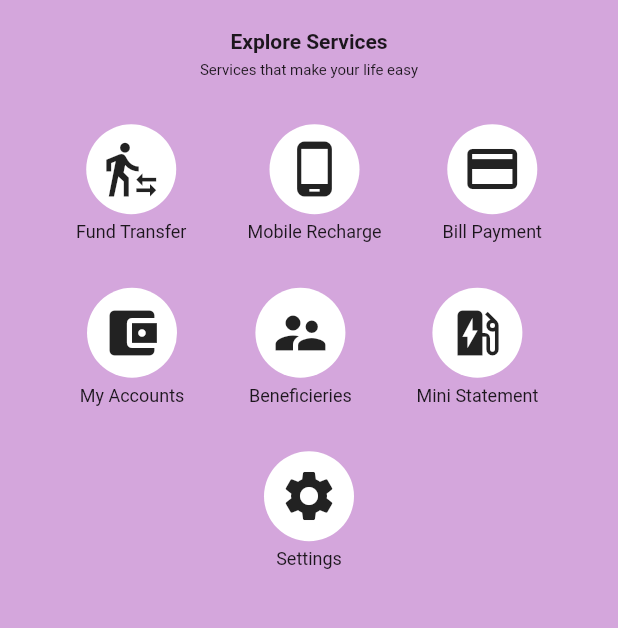
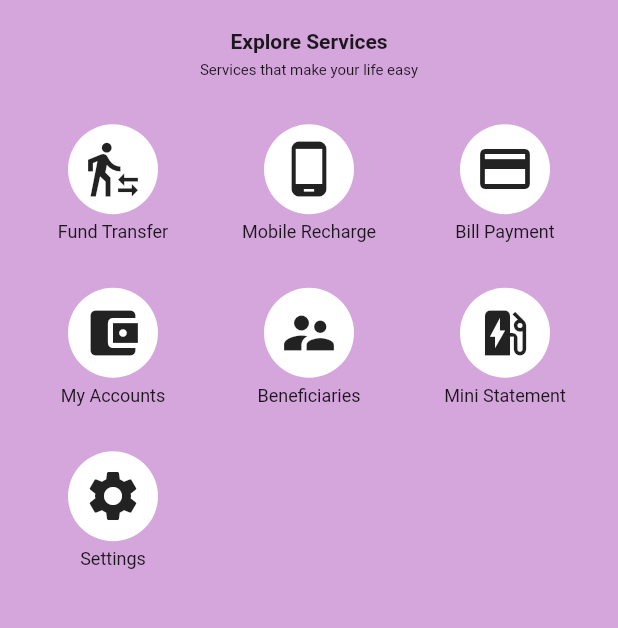
Before and after one commit to niilx/padma_bank_flutter_app_demo, a Flutter app: the Homepage screen opened directly, on a phone screen of 412 x 824 dp, the part 418-1046 px from its top. Run offline on Flutter 3.47's test engine with Material 2 defaults, Android fonts, the phone set to English and light mode, and no system bars; Roboto replaces fonts that are missing (Helvetica nue).

Commit message:
pages added

```diff
--- a/lib/homepage.dart
+++ b/lib/homepage.dart
@@ -1,4 +1,7 @@
 import 'package:flutter/material.dart';
+import 'package:padma_bank/fundTransfer.dart';
+import 'package:padma_bank/mobileRecharge.dart';
+import 'package:padma_bank/settings.dart';
 
 class Homepage extends StatefulWidget {
   @override
@@ -45,10 +48,20 @@ class _HomepageState extends State<Homepage> {
                   Text("Services that make your life easy",style: TextStyle(fontSize: 10, fontWeight: FontWeight.normal),),
                   SizedBox(height: 30,),
                   Row(
-                    mainAxisAlignment: MainAxisAlignment.spaceBetween,
+
                     children: [
-                      Container(),
-                      Column(
+
+                      Expanded(
+                        flex:30,
+                        child: InkWell(
+                          onTap: (){
+                            Navigator.push(context, MaterialPageRoute(
+                                builder: (BuildContext context) {
+                                  return FundTransfer();
+                                }
+                            ));
+                          },
+                          child: Column(
                             children: [
                               Container(
                                 padding: EdgeInsets.all(10),
@@ -62,7 +75,19 @@ class _HomepageState extends State<Homepage> {
                               Text("Fund Transfer",style: TextStyle(fontSize: 12, fontWeight: FontWeight.normal),)
                             ],
                           ),
-                      Column(
+                        ),
+                      ),
+                      Expanded(
+                        flex: 30,
+                        child: InkWell(
+                          onTap: (){
+                            Navigator.push(context, MaterialPageRoute(
+                                builder: (BuildContext context) {
+                                  return MobileRecharge();
+                                }
+                            ));
+                          },
+                          child: Column(
                             children: [
                               Container(
                                 padding: EdgeInsets.all(10),
@@ -76,7 +101,11 @@ class _HomepageState extends State<Homepage> {
                               Text("Mobile Recharge",style: TextStyle(fontSize: 12, fontWeight: FontWeight.normal),)
                             ],
                           ),
-                      Column(
+                        ),
+                      ),
+                      Expanded(
+                        flex: 30,
+                        child: Column(
                           children: [
                             Container(
                               padding: EdgeInsets.all(10),
@@ -90,15 +119,16 @@ class _HomepageState extends State<Homepage> {
                             Text("Bill Payment",style: TextStyle(fontSize: 12, fontWeight: FontWeight.normal),)
                           ],
                         ),
-                      Container(),
+                      ),
+
                     ],
                   ),
                   SizedBox(height: 30,),
                   Row(
-                    mainAxisAlignment: MainAxisAlignment.spaceBetween,
                     children: [
-                      Container(),
-                      Column(
+                      Expanded(
+                        flex: 30,
+                        child: Column(
                           children: [
                             Container(
                               padding: EdgeInsets.all(10),
@@ -112,7 +142,10 @@ class _HomepageState extends State<Homepage> {
                             Text("My Accounts",style: TextStyle(fontSize: 12, fontWeight: FontWeight.normal),)
                           ],
                         ),
-                      Column(
+                      ),
+                      Expanded(
+                        flex: 30,
+                        child: Column(
                           children: [
                             Container(
                               padding: EdgeInsets.all(10),
@@ -123,10 +156,13 @@ class _HomepageState extends State<Homepage> {
                               child: Icon(Icons.supervisor_account,size: 40,),
                             ),
                             SizedBox(height: 5,),
-                          Text("Beneficieries",style: TextStyle(fontSize: 12, fontWeight: FontWeight.normal),)
+                            Text("Beneficiaries",style: TextStyle(fontSize: 12, fontWeight: FontWeight.normal),)
                           ],
                         ),
-                      Column(
+                      ),
+                      Expanded(
+                        flex: 30,
+                        child: Column(
                           children: [
                             Container(
                               padding: EdgeInsets.all(10),
@@ -140,15 +176,24 @@ class _HomepageState extends State<Homepage> {
                             Text("Mini Statement",style: TextStyle(fontSize: 12, fontWeight: FontWeight.normal),)
                           ],
                         ),
-                      Container(),
+                      ),
                     ],
                   ),
                   SizedBox(height: 30,),
                   Row(
-                    mainAxisAlignment: MainAxisAlignment.spaceBetween,
                     children: [
-                      Container(),
-                      Column(
+
+                      Expanded(
+                        flex: 30,
+                        child: InkWell(
+                          onTap: (){
+                            Navigator.push(context, MaterialPageRoute(
+                                builder: (BuildContext context) {
+                                  return Settings();
+                                }
+                            ));
+                          },
+                          child: Column(
                             children: [
                               Container(
                                 padding: EdgeInsets.all(10),
@@ -162,7 +207,11 @@ class _HomepageState extends State<Homepage> {
                               Text("Settings",style: TextStyle(fontSize: 12, fontWeight: FontWeight.normal),)
                             ],
                           ),
-                      Container(),
+                        ),
+                      ),
+                      Expanded(
+                          flex: 60,
+                          child: Container()),
 
                     ],
                   ),
```
Also changed, not shown: lib/fundTransfer.dart (added, +76 -0 lines), lib/mobileRecharge.dart (added, +262 -0 lines), lib/settings.dart (added, +77 -0 lines). Lines whose indentation alone changed are shown as unchanged.
